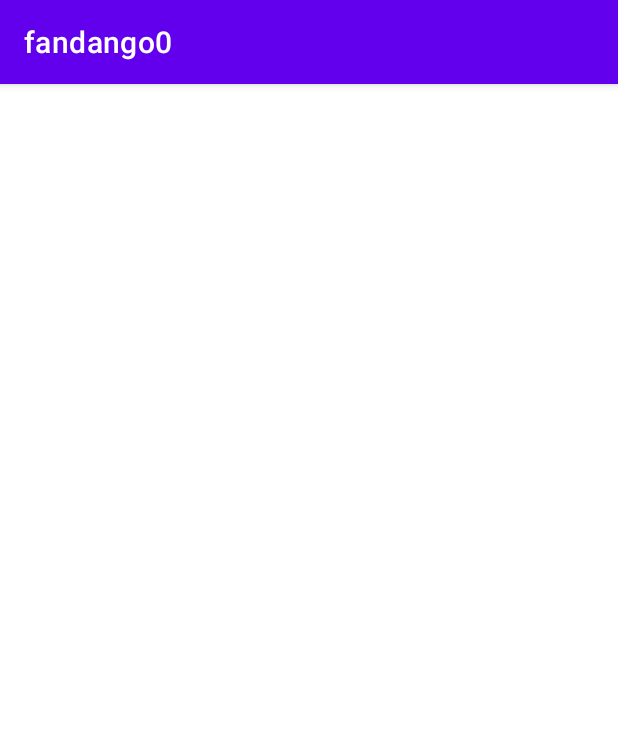
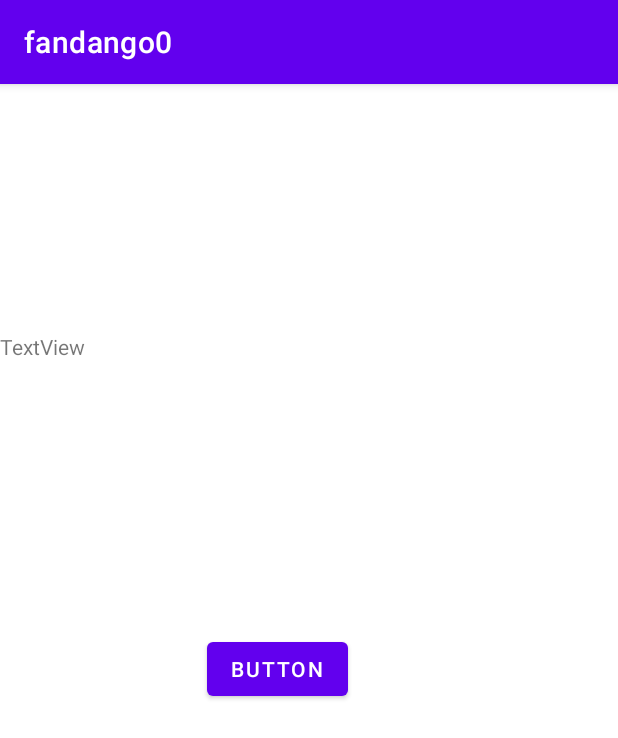
Before and after one commit to Sword0fDamoc1es/android501, an Android app: the screen it shows after launch (MainActivity), on a phone screen of 412 x 824 dp. Shown: the top 738 px of the screen. Run offline under Robolectric (Android 15) with nearby library versions, the phone set to English and light mode, and no system bars.

Commit message:
add things

```diff
--- a/project/fandango0/app/build.gradle
+++ b/project/fandango0/app/build.gradle
@@ -36,7 +36,8 @@ dependencies {
     implementation 'com.squareup.retrofit2:retrofit:2.9.0'
 
     implementation 'com.squareup.retrofit2:converter-gson:2.9.0'
-    implementation files('libs/retrofit-2.9.0.jar')
+//
+//    implementation files('libs/retrofit-2.9.0.jar')
     testImplementation 'junit:junit:4.13.2'
     androidTestImplementation 'androidx.test.ext:junit:1.1.3'
     androidTestImplementation 'androidx.test.espresso:espresso-core:3.4.0'
--- a/project/fandango0/app/src/main/java/com/example/fandango0/MainActivity.java
+++ b/project/fandango0/app/src/main/java/com/example/fandango0/MainActivity.java
@@ -3,12 +3,47 @@ package com.example.fandango0;
 import androidx.appcompat.app.AppCompatActivity;
 
 import android.os.Bundle;
+import android.view.View;
+import android.widget.Button;
+import android.widget.TextView;
+import android.widget.Toast;
+
+import com.example.fandango0.model.APIresponse;
 
 public class MainActivity extends AppCompatActivity {
-
+    public Button button;
+    public TextView textView;
+    public String zip = "66062";
     @Override
     protected void onCreate(Bundle savedInstanceState) {
         super.onCreate(savedInstanceState);
         setContentView(R.layout.activity_main);
+        button = findViewById(R.id.button);
+        textView = findViewById(R.id.textView);
+        button.setOnClickListener(new View.OnClickListener() {
+            @Override
+            public void onClick(View view) {
+                ResponseManager mg = new ResponseManager(MainActivity.this);
+                mg.getReplyByZip(listener,zip);
+            }
+        });
+    }
+    private final onFetchListener listener = new onFetchListener() {
+        @Override
+        public void onFetchData(APIresponse apiresponse, String message) {
+            if(apiresponse == null){
+                Toast.makeText(MainActivity.this,"nothing",Toast.LENGTH_SHORT).show();
+                return;
+            }
+            showData(apiresponse);
+        }
+
+        @Override
+        public void onError(String message) {
+
+        }
+    };
+    private void showData(APIresponse apiresponse){
+        textView.setText("count: " + apiresponse.getCount());
     }
 }
--- a/project/fandango0/app/src/main/res/layout/activity_main.xml
+++ b/project/fandango0/app/src/main/res/layout/activity_main.xml
@@ -4,4 +4,24 @@
     xmlns:tools="http://schemas.android.com/tools"
     android:layout_width="match_parent"
     android:layout_height="match_parent"
-    tools:context=".MainActivity"/>
+    tools:context=".MainActivity">
+
+    <TextView
+        android:id="@+id/textView"
+        android:layout_width="wrap_content"
+        android:layout_height="wrap_content"
+        android:layout_marginTop="165dp"
+        android:text="TextView"
+        app:layout_constraintTop_toTopOf="parent"
+        tools:layout_editor_absoluteX="144dp" />
+
+    <Button
+        android:id="@+id/button"
+        android:layout_width="wrap_content"
+        android:layout_height="wrap_content"
+        android:layout_marginStart="138dp"
+        android:layout_marginTop="181dp"
+        android:text="Button"
+        app:layout_constraintStart_toStartOf="parent"
+        app:layout_constraintTop_toBottomOf="@+id/textView" />
+</androidx.constraintlayout.widget.ConstraintLayout>
```
Also changed, not shown: project/fandango0/app/src/main/java/com/example/fandango0/ResponseManager.java (+4 -3 lines).
